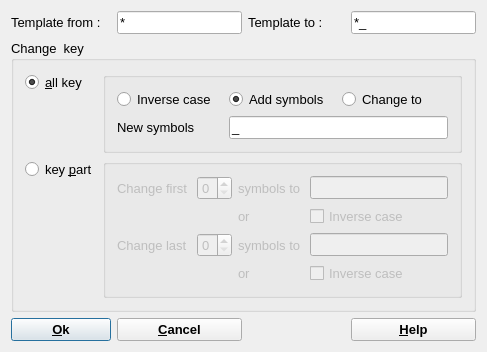
Old version of the form GUI/Dialogs4/ChangeKeyDialog4.ui in the repository gemshub/GEMSGUI.
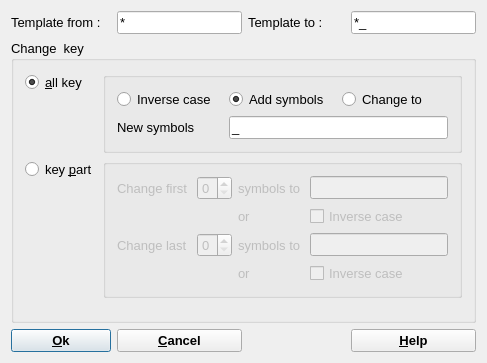
New version of the form.

```diff
--- a/GUI/Dialogs4/ChangeKeyDialog4.ui
+++ b/GUI/Dialogs4/ChangeKeyDialog4.ui
@@ -10,7 +10,7 @@
     <x>0</x>
     <y>0</y>
     <width>487</width>
-    <height>323</height>
+    <height>363</height>
    </rect>
   </property>
   <property name="font">
```
Left out of the diff: 3 changed lines with no effect on the pictures.
